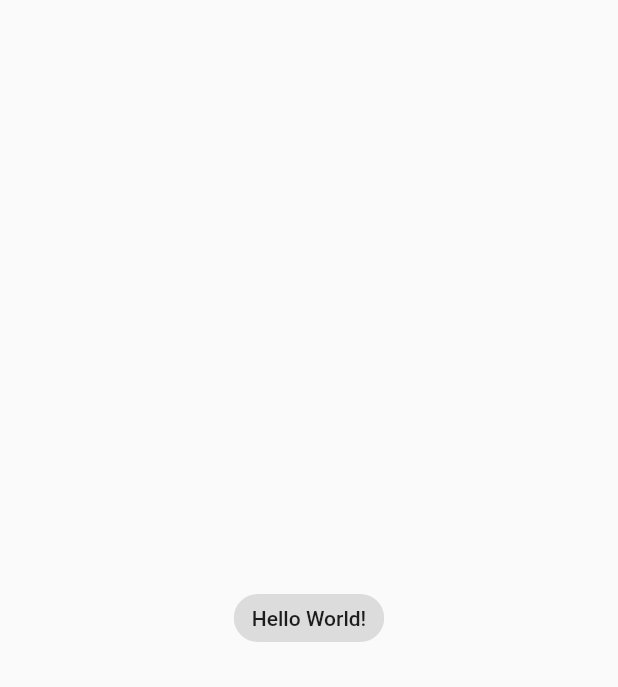
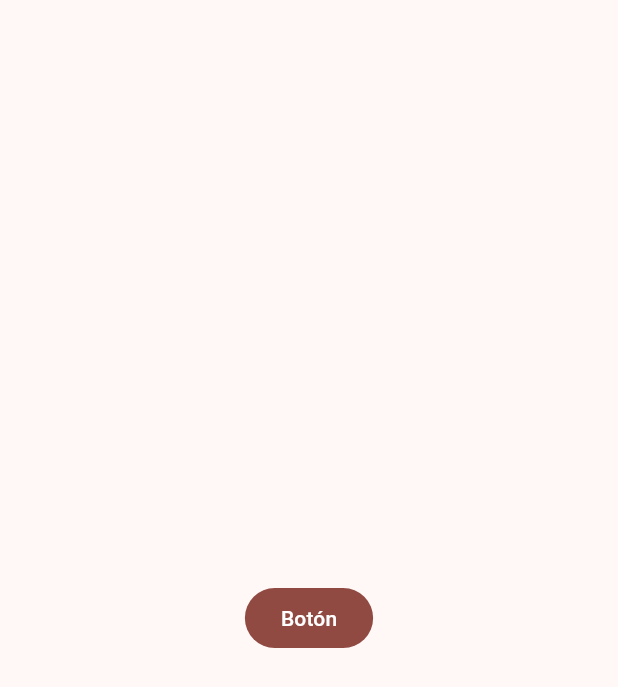
Before and after one commit to fernando1002971/widgets_app, a Flutter app: the screen it shows after launch, on a phone screen of 412 x 824 dp. Shown: the top 687 px of the screen. Run offline on Flutter 3.47's test engine with Material 2 defaults, Android fonts, the phone set to English and light mode, and no system bars.

Commit message:
Tema agregado

```diff
--- /dev/null
+++ b/lib/config/theme/app_theme.dart
@@ -0,0 +1,26 @@
+import 'package:flutter/material.dart';
+
+const colorList = <Color>[
+  Colors.blue,
+  Colors.teal,
+  Colors.green,
+  Colors.red,
+  Colors.purple,
+  Colors.deepPurple,
+  Colors.orange,
+  Colors.pink,
+  Colors.pinkAccent
+];
+
+class AppTheme {
+  final int selectedColor;
+
+  AppTheme({this.selectedColor = 0})
+      : assert(selectedColor >= 0, "Selected color must be greater than 0 "),
+      assert(selectedColor < colorList.length, "Selected color must be less or equal than ${colorList.length-1} ");
+
+  ThemeData getTheme() => ThemeData(
+    useMaterial3: true,
+    colorSchemeSeed: colorList[selectedColor],
+  );
+}
--- a/lib/main.dart
+++ b/lib/main.dart
@@ -1,4 +1,5 @@
 import 'package:flutter/material.dart';
+import 'package:widgets_app/config/theme/app_theme.dart';
 
 void main() {
   runApp(const MainApp());
@@ -9,11 +10,12 @@ class MainApp extends StatelessWidget {
 
   @override
   Widget build(BuildContext context) {
-    return const MaterialApp(
+    return  MaterialApp(
      debugShowCheckedModeBanner: false,
-      home: Scaffold(
+     theme: AppTheme(selectedColor: 3).getTheme(),
+      home:  Scaffold(
         body: Center(
-          child: Chip(label: Text('Hello World!')),
+          child: FilledButton(onPressed:(){}, child: const Text("Botón")),
         ),
       ),
     );
```
